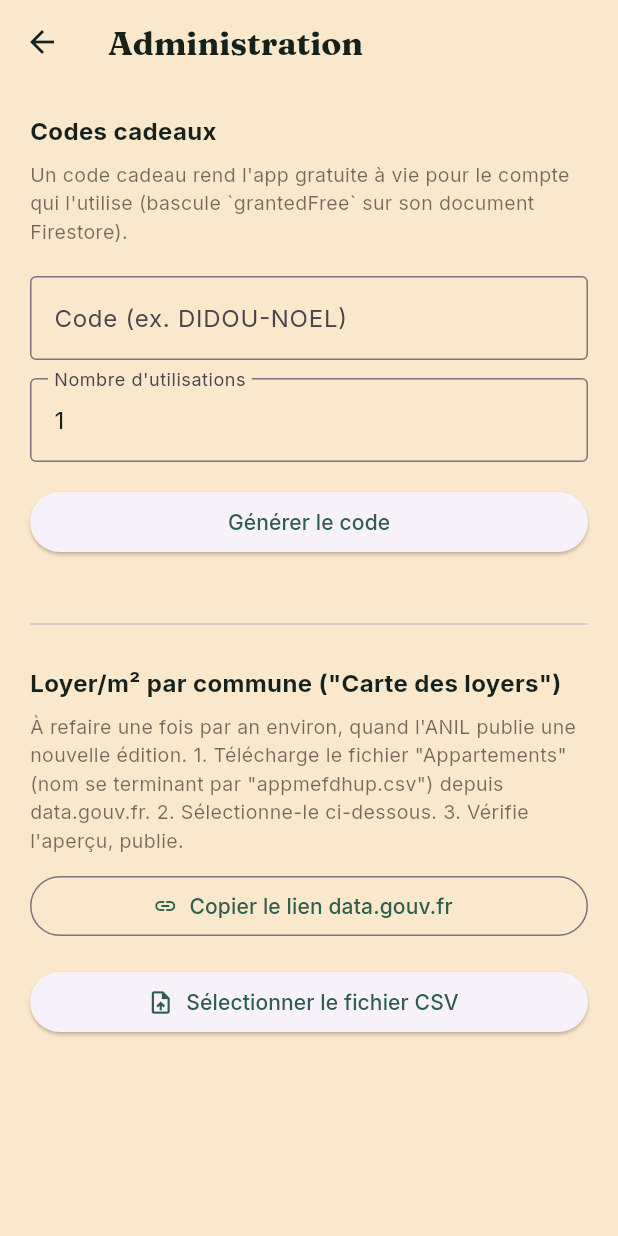
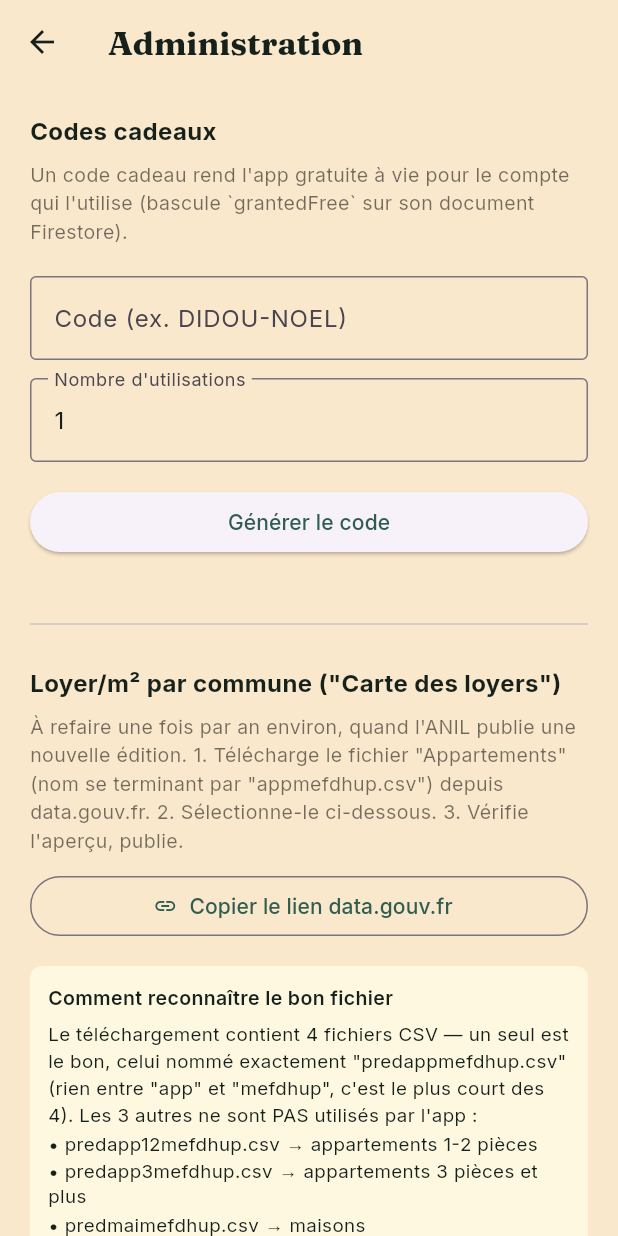
Before and after one commit to didouscossss/Didou-immo, a Flutter app: the AdminScreen screen opened directly, on a phone screen of 412 x 824 dp. Run offline on Flutter 3.47's test engine with Material 3 defaults, Android fonts, the phone set to English and light mode, and no system bars; our stand-ins replace cloud_firestore, cloud_functions, file_picker, firebase_auth, firebase_core, firebase_storage and 10 more; missing offline and left inert: dart:js_interop; accounts and stored records are empty; network calls fail.

Commit message:
Explique comment reconnaître le bon fichier dans l'admin loyers
Le téléchargement data.gouv.fr contient 4 CSV de structure identique
(mêmes colonnes) mais un seul est utilisé par l'app (predappmefdhup.csv) —
rien dans l'aperçu ne permet de détecter qu'on a sélectionné un des 3
autres par erreur. Ajoute l'explication directement au-dessus du bouton
de sélection, pas seulement dans le README.

```diff
--- a/lib/screens/admin/admin_screen.dart
+++ b/lib/screens/admin/admin_screen.dart
@@ -184,6 +184,29 @@ class _AdminScreenState extends State<AdminScreen> {
             label: const Text('Copier le lien data.gouv.fr'),
           ),
           const SizedBox(height: 16),
+          Container(
+            padding: const EdgeInsets.all(12),
+            decoration: BoxDecoration(color: Colors.amber.shade50, borderRadius: BorderRadius.circular(8)),
+            child: const Column(crossAxisAlignment: CrossAxisAlignment.start, children: [
+              Text('Comment reconnaître le bon fichier', style: TextStyle(fontWeight: FontWeight.w600, fontSize: 13)),
+              SizedBox(height: 6),
+              Text(
+                'Le téléchargement contient 4 fichiers CSV — un seul est le bon, celui '
+                'nommé exactement "predappmefdhup.csv" (rien entre "app" et "mefdhup", '
+                "c'est le plus court des 4). Les 3 autres ne sont PAS utilisés par l'app :\n"
+                '• predapp12mefdhup.csv → appartements 1-2 pièces\n'
+                '• predapp3mefdhup.csv → appartements 3 pièces et plus\n'
+                '• predmaimefdhup.csv → maisons\n\n'
+                "Les 4 fichiers ont la même structure : l'aperçu ci-dessous affichera "
+                'toujours "~34 900 communes reconnues" même si tu sélectionnes le mauvais '
+                'par erreur — vérifie donc bien le NOM du fichier avant de publier. Pas '
+                'grave si tu te trompes, republier le bon fichier écrase simplement le '
+                'précédent.',
+                style: TextStyle(fontSize: 12.5),
+              ),
+            ]),
+          ),
+          const SizedBox(height: 16),
           ElevatedButton.icon(
             onPressed: _loyerParsing ? null : _pickLoyerCsv,
             icon: const Icon(Icons.upload_file_outlined, size: 18),
```
